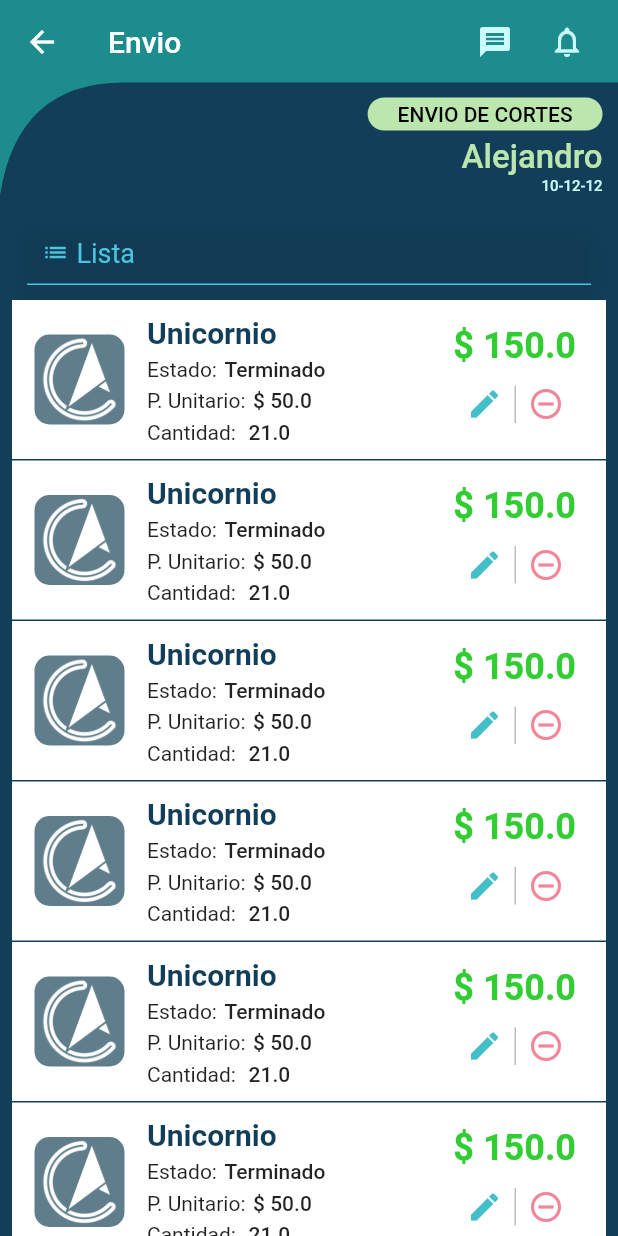
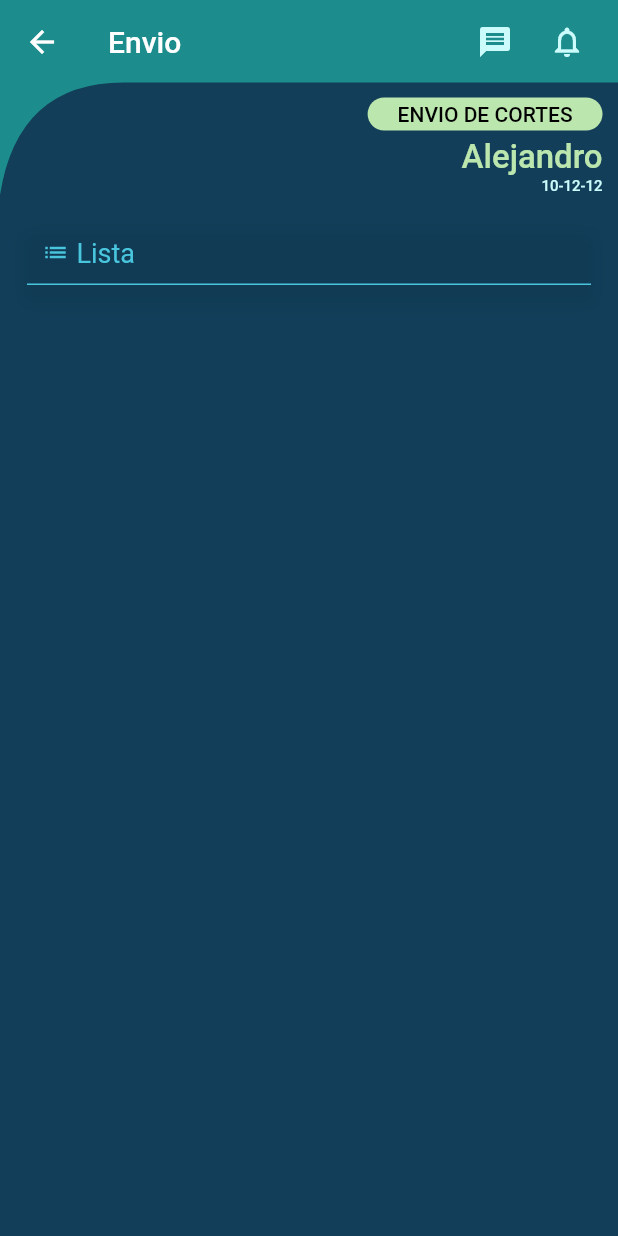
Before and after one commit to franco555/2021Caysa, a Flutter app: the ScTest screen opened by its route, on a phone screen of 412 x 824 dp. Run offline on Flutter 3.47's test engine with Material 2 defaults, Android fonts, the phone set to English and light mode, and no system bars; our stand-ins replace fl_chart, flutter_svg.

Commit message:
moviendo codigo de Test a received

```diff
--- a/lib/dashBoard/Sc_DashBoard.dart
+++ b/lib/dashBoard/Sc_DashBoard.dart
@@ -38,7 +38,7 @@ class _ScDashBoardState extends State<ScDashBoard> {
               Divider(height: 1,color: fcolorTxt200,),
               ItemNav(titulo: "Envio",color: fcolorTxt200,icono: Icons.send_outlined,ruta: "/dashboard",),
               Divider(height: 1,color: fcolorTxt200,),
-              ItemNav(titulo: "Recepción",color: fcolorTxt200,icono: Icons.how_to_vote_outlined,ruta: "/dashboard",),
+              ItemNav(titulo: "Recepción",color: fcolorTxt200,icono: Icons.how_to_vote_outlined,ruta: "/recepcion",),
               Divider(height: 1,color: fcolorTxt200,),
               ItemNav(titulo: "Devolución",color: fcolorTxt200,icono: Icons.settings_backup_restore,ruta: "/dashboard",),
               Divider(height: 1,color: fcolorTxt200,),
--- a/lib/dashBoard/test.dart
+++ b/lib/dashBoard/test.dart
@@ -1,4 +1,3 @@
-import 'package:caysa2021/components/cards/card_product.dart';
 import 'package:caysa2021/components/other/separadorH.dart';
 import 'package:caysa2021/constants/constant_fr_color.dart';
 import 'package:caysa2021/nav/customAppBar.dart';
@@ -30,70 +29,7 @@ class _ScTestState extends State<ScTest> {
                     color: CFr().getColorBtnLogin(),
                     fsize: 18.0,
                   ),
-                  CardProduct(
-                    imagen: 'assets/logo/logo_white.png',
-                    titulo: "Unicornio",
-                    precioUnitario: 50.0,
-                    cantidad: 21.0,
-                    estado: "Terminado",
-                    precioTotal: 150.0,
-                  ),
-                  CardProduct(
-                    imagen: 'assets/logo/logo_white.png',
-                    titulo: "Unicornio",
-                    precioUnitario: 50.0,
-                    cantidad: 21.0,
-                    estado: "Terminado",
-                    precioTotal: 150.0,
-                  ),
-                  CardProduct(
-                    imagen: 'assets/logo/logo_white.png',
-                    titulo: "Unicornio",
-                    precioUnitario: 50.0,
-                    cantidad: 21.0,
-                    estado: "Terminado",
-                    precioTotal: 150.0,
-                  ),
-                  CardProduct(
-                    imagen: 'assets/logo/logo_white.png',
-                    titulo: "Unicornio",
-                    precioUnitario: 50.0,
-                    cantidad: 21.0,
-                    estado: "Terminado",
-                    precioTotal: 150.0,
-                  ),
-                  CardProduct(
-                    imagen: 'assets/logo/logo_white.png',
-                    titulo: "Unicornio",
-                    precioUnitario: 50.0,
-                    cantidad: 21.0,
-                    estado: "Terminado",
-                    precioTotal: 150.0,
-                  ),
-                  CardProduct(
-                    imagen: 'assets/logo/logo_white.png',
-                    titulo: "Unicornio",
-                    precioUnitario: 50.0,
-                    cantidad: 21.0,
-                    estado: "Terminado",
-                    precioTotal: 150.0,
-                  ),
-                  CardProduct(
-                    imagen: 'assets/logo/logo_white.png',
-                    titulo: "Unicornio",
-                    precioUnitario: 50.0,
-                    cantidad: 21.0,
-                    estado: "Terminado",
-                    precioTotal: 150.0,
-                  ),
-                  CardProduct(
-                    imagen: 'assets/logo/logo_white.png',
-                    titulo: "Unicornio",
-                    precioUnitario: 50.0,
-                    cantidad: 21.0,
-                    estado: "Terminado",
-                    precioTotal: 150.0,
-                  ),
+
                 ],
               ),
             )
--- a/lib/main.dart
+++ b/lib/main.dart
@@ -1,6 +1,7 @@
 import 'package:caysa2021/constants/constant_fr_color.dart';
 import 'package:caysa2021/dashBoard/Sc_DashBoard.dart';
 import 'package:caysa2021/dashBoard/test.dart';
+import 'package:caysa2021/received/sc_received.dart';
 import 'package:flutter/material.dart';
 void main() {
   runApp(MyApp());
@@ -29,7 +30,7 @@ class _MyAppState extends State<MyApp> {
         "/compra":(BuildContext context)=>new ScTest(),
         "/venta":(BuildContext context)=>new ScTest(),
         "/envio":(BuildContext context)=>new ScTest(),
-        "/recepcion":(BuildContext context)=>new ScTest(),
+        "/recepcion":(BuildContext context)=>new ScReceived(),
         "/devolucion":(BuildContext context)=>new ScTest(),
         "/pedido":(BuildContext context)=>new ScTest(),
         "/reporte":(BuildContext context)=>new ScTest(),
```
Also changed, not shown: lib/received/sc_received.dart (added, +99 -0 lines).
